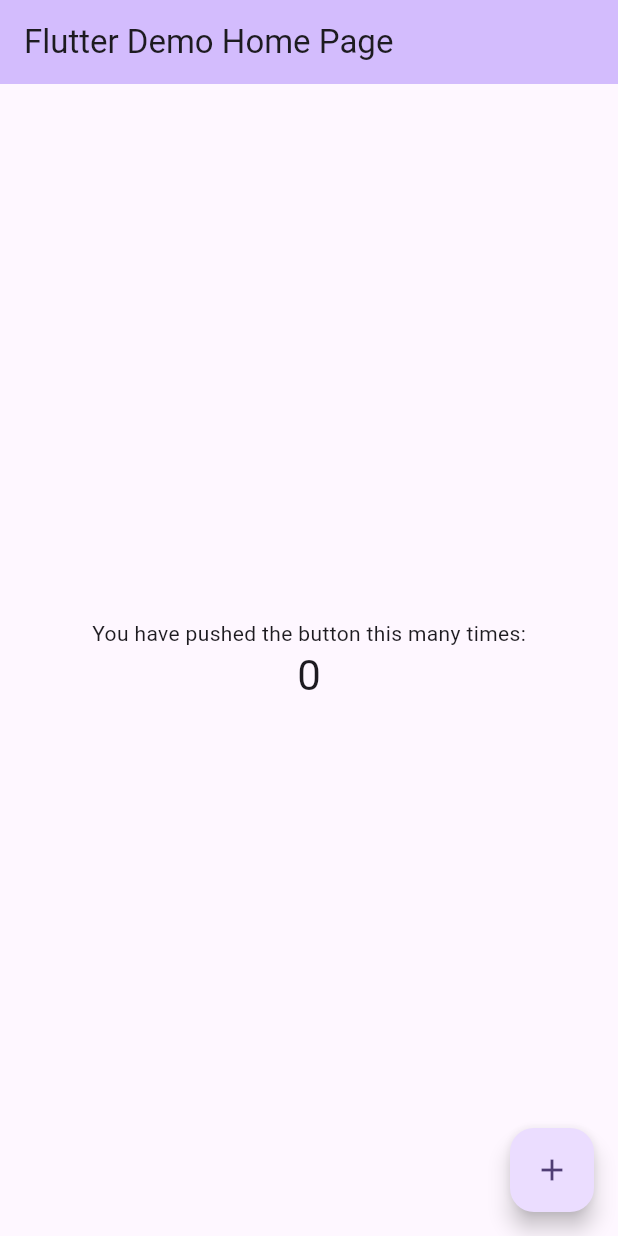
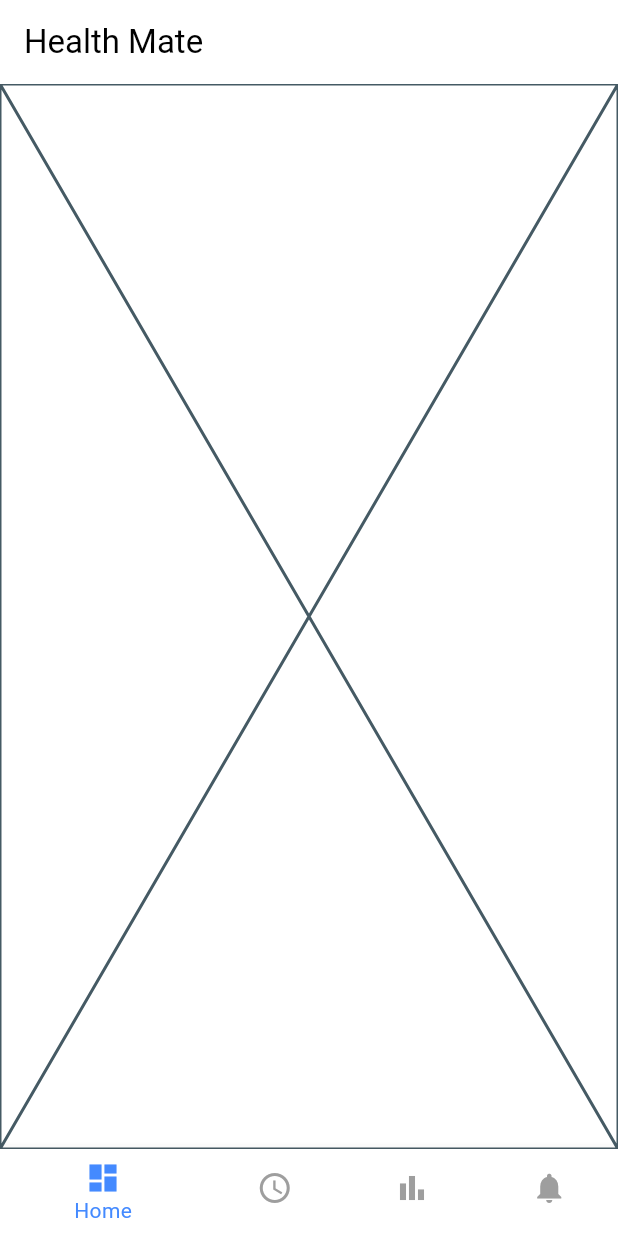
Before and after one commit to MutumaDerick/HealthMate, a Flutter app: the screen it shows after launch, on a phone screen of 412 x 824 dp. Run offline on Flutter 3.47's test engine with Material 3 defaults, Android fonts, the phone set to English and light mode, and no system bars; statements that could not run were skipped.

Commit message:
Added my home page

```diff
--- /dev/null
+++ b/lib/dashboard.dart
@@ -0,0 +1,70 @@
+import 'package:flutter/material.dart';
+
+class DashboardPage extends StatefulWidget {
+  const DashboardPage({super.key});
+
+  @override
+  State<DashboardPage> createState() => _DashboardPageState();
+}
+
+class _DashboardPageState extends State<DashboardPage> {
+  int _selectedIndex = 0;
+
+  final List<Widget> _pages = <Widget>[
+    DashboardGrid(),
+    SchedulePage(),
+    ReportPage(),
+    NotificationPage(),
+  ];
+
+  void _onItemTapped(int index) {
+    setState(() {
+      _selectedIndex = index;
+    });
+  }
+
+  @override
+  Widget build(BuildContext context) {
+    return SafeArea(
+      child: Scaffold(
+        appBar: AppBar(
+          title: const Text('Health Mate'),
+        ),
+        body: _pages[_selectedIndex],
+        bottomNavigationBar: BottomNavigationBar(
+          currentIndex: _selectedIndex,
+          onTap: _onItemTapped,
+          selectedItemColor: Theme.of(context).colorScheme.secondary,
+          unselectedItemColor: Colors.grey,
+          items: const [
+            BottomNavigationBarItem(
+              icon: Icon(Icons.dashboard),
+              label: 'Home',
+            ),
+            BottomNavigationBarItem(
+              icon: Icon(Icons.schedule),
+              label: 'Schedule',
+            ),
+            BottomNavigationBarItem(
+              icon: Icon(Icons.bar_chart),
+              label: 'Report',
+            ),
+            BottomNavigationBarItem(
+              icon: Icon(Icons.notifications),
+              label: 'Notification',
+            ),
+          ],
+        ),
+      ),
+    );
+  }
+}
+
+class DashboardGrid extends StatelessWidget {
+  const DashboardGrid({super.key});
+
+  @override
+  Widget build(BuildContext context) {
+    return const Placeholder();
+  }
+}
--- a/lib/main.dart
+++ b/lib/main.dart
@@ -1,125 +1,55 @@
 import 'package:flutter/material.dart';
+import 'package:health_mate/dashboard.dart';
 
 void main() {
-  runApp(const MyApp());
+  runApp(HealthMateApp());
 }
 
-class MyApp extends StatelessWidget {
-  const MyApp({super.key});
+class HealthMateApp extends StatelessWidget {
+  const HealthMateApp({super.key});
 
-  // This widget is the root of your application.
   @override
   Widget build(BuildContext context) {
     return MaterialApp(
-      title: 'Flutter Demo',
+      debugShowCheckedModeBanner: false,
+      title: 'Health Mate',
+      home: const DashboardPage(),
       theme: ThemeData(
-        // This is the theme of your application.
-        //
-        // TRY THIS: Try running your application with "flutter run". You'll see
-        // the application has a purple toolbar. Then, without quitting the app,
-        // try changing the seedColor in the colorScheme below to Colors.green
-        // and then invoke "hot reload" (save your changes or press the "hot
-        // reload" button in a Flutter-supported IDE, or press "r" if you used
-        // the command line to start the app).
-        //
-        // Notice that the counter didn't reset back to zero; the application
-        // state is not lost during the reload. To reset the state, use hot
-        // restart instead.
-        //
-        // This works for code too, not just values: Most code changes can be
-        // tested with just a hot reload.
-        colorScheme: ColorScheme.fromSeed(seedColor: Colors.deepPurple),
-        useMaterial3: true,
+        primaryColor: Colors.blue,
+        colorScheme:
+            ColorScheme.fromSwatch().copyWith(secondary: Colors.blueAccent),
+        textTheme: TextTheme(
+          headlineMedium: TextStyle(
+              fontSize: 32, fontWeight: FontWeight.bold, color: Colors.black),
+          bodyMedium: TextStyle(fontSize: 20, color: Colors.black),
+        ),
+        buttonTheme: ButtonThemeData(
+          buttonColor: Colors.blueAccent,
+          textTheme: ButtonTextTheme.primary,
+        ),
+        elevatedButtonTheme: ElevatedButtonThemeData(
+          style: ElevatedButton.styleFrom(
+            backgroundColor: Colors.blueAccent,
+          ),
+        ),
       ),
-      home: const MyHomePage(title: 'Flutter Demo Home Page'),
+      darkTheme: ThemeData.dark().copyWith(
+        primaryColor: Colors.blue,
+        colorScheme: ColorScheme.fromSwatch(
+          primarySwatch: Colors.blue,
+        ).copyWith(secondary: Colors.blueAccent),
+        textTheme: TextTheme(
+          headlineMedium: TextStyle(
+              fontSize: 32, fontWeight: FontWeight.bold, color: Colors.white),
+          bodyMedium: TextStyle(fontSize: 20, color: Colors.white),
+        ),
+        elevatedButtonTheme: ElevatedButtonThemeData(
+          style: ElevatedButton.styleFrom(
+            backgroundColor: Colors.blueAccent,
+          ),
+        ),
+      ),
+      themeMode: ThemeMode.system,
     );
   }
 }
-
-class MyHomePage extends StatefulWidget {
-  const MyHomePage({super.key, required this.title});
-
-  // This widget is the home page of your application. It is stateful, meaning
-  // that it has a State object (defined below) that contains fields that affect
-  // how it looks.
-
-  // This class is the configuration for the state. It holds the values (in this
-  // case the title) provided by the parent (in this case the App widget) and
-  // used by the build method of the State. Fields in a Widget subclass are
-  // always marked "final".
-
-  final String title;
-
-  @override
-  State<MyHomePage> createState() => _MyHomePageState();
-}
-
-class _MyHomePageState extends State<MyHomePage> {
-  int _counter = 0;
-
-  void _incrementCounter() {
-    setState(() {
-      // This call to setState tells the Flutter framework that something has
-      // changed in this State, which causes it to rerun the build method below
-      // so that the display can reflect the updated values. If we changed
-      // _counter without calling setState(), then the build method would not be
-      // called again, and so nothing would appear to happen.
-      _counter++;
-    });
-  }
-
-  @override
-  Widget build(BuildContext context) {
-    // This method is rerun every time setState is called, for instance as done
-    // by the _incrementCounter method above.
-    //
-    // The Flutter framework has been optimized to make rerunning build methods
-    // fast, so that you can just rebuild anything that needs updating rather
-    // than having to individually change instances of widgets.
-    return Scaffold(
-      appBar: AppBar(
-        // TRY THIS: Try changing the color here to a specific color (to
-        // Colors.amber, perhaps?) and trigger a hot reload to see the AppBar
-        // change color while the other colors stay the same.
-        backgroundColor: Theme.of(context).colorScheme.inversePrimary,
-        // Here we take the value from the MyHomePage object that was created by
-        // the App.build method, and use it to set our appbar title.
-        title: Text(widget.title),
-      ),
-      body: Center(
-        // Center is a layout widget. It takes a single child and positions it
-        // in the middle of the parent.
-        child: Column(
-          // Column is also a layout widget. It takes a list of children and
-          // arranges them vertically. By default, it sizes itself to fit its
-          // children horizontally, and tries to be as tall as its parent.
-          //
-          // Column has various properties to control how it sizes itself and
-          // how it positions its children. Here we use mainAxisAlignment to
-          // center the children vertically; the main axis here is the vertical
-          // axis because Columns are vertical (the cross axis would be
-          // horizontal).
-          //
-          // TRY THIS: Invoke "debug painting" (choose the "Toggle Debug Paint"
-          // action in the IDE, or press "p" in the console), to see the
-          // wireframe for each widget.
-          mainAxisAlignment: MainAxisAlignment.center,
-          children: <Widget>[
-            const Text(
-              'You have pushed the button this many times:',
-            ),
-            Text(
-              '$_counter',
-              style: Theme.of(context).textTheme.headlineMedium,
-            ),
-          ],
-        ),
-      ),
-      floatingActionButton: FloatingActionButton(
-        onPressed: _incrementCounter,
-        tooltip: 'Increment',
-        child: const Icon(Icons.add),
-      ), // This trailing comma makes auto-formatting nicer for build methods.
-    );
-  }
-}
```
Also changed, not shown: 2 other files.
